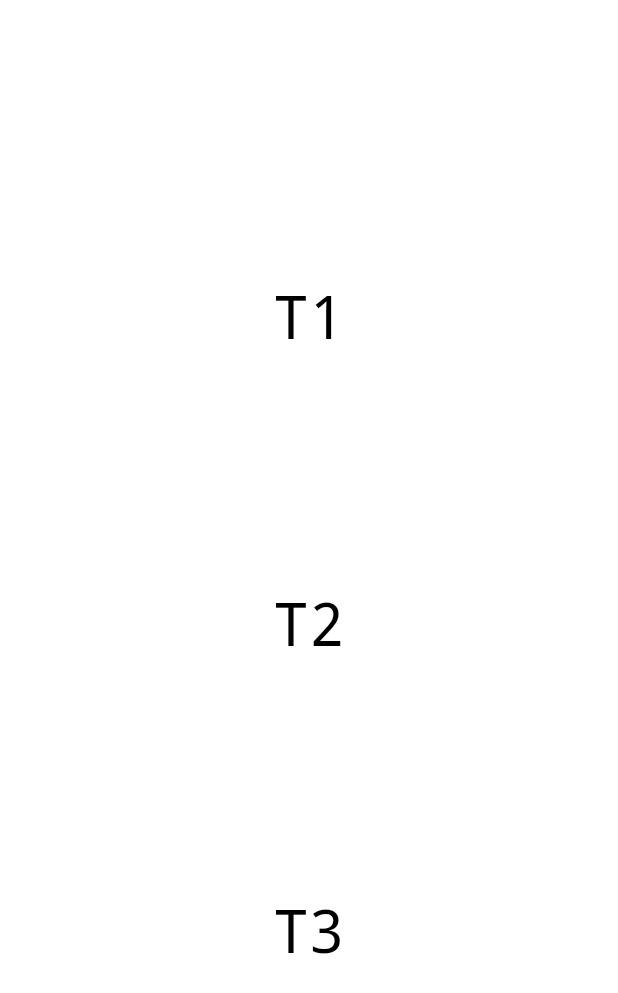
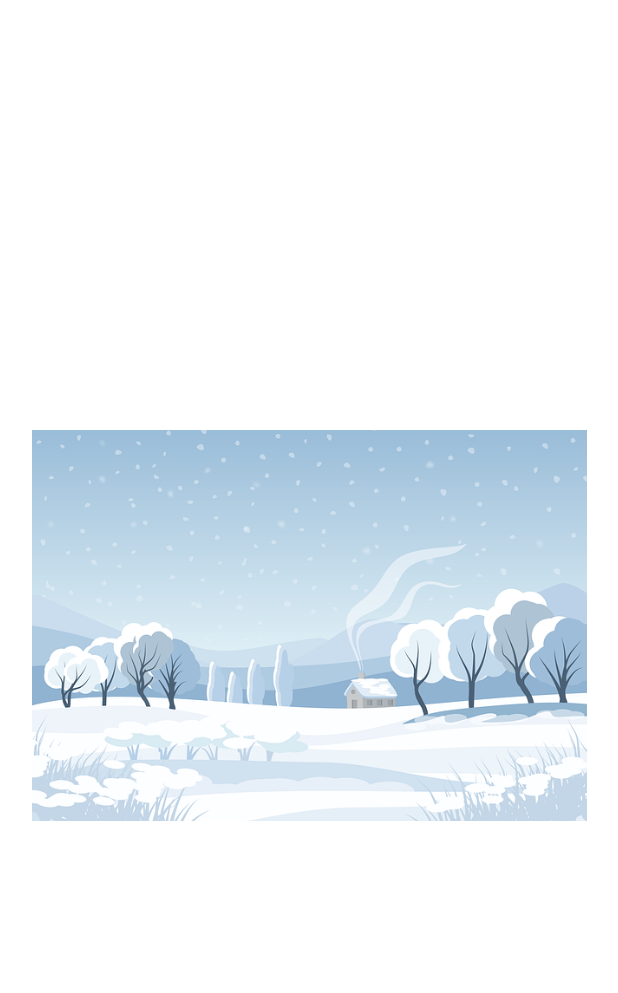
Before and after one commit to ThaysMrtns/App-frases-do-dia, a Flutter app: the screen it shows after launch, on a phone screen of 412 x 824 dp. Shown: the top 993 px of the screen. Run offline on Flutter 3.47's test engine with Material 2 defaults, Android fonts, the phone set to English and light mode, and no system bars.

```diff
--- a/frasesDia/lib/main.dart
+++ b/frasesDia/lib/main.dart
@@ -16,10 +16,14 @@ class App extends StatelessWidget {
         color: Colors.white,
         border: Border.all(width: 1, color: Colors.white)
       ),
-      child: Column(
+      //Adicionando imagens
+      child: Image.asset("imagens/image1.png"),
+
+      /*child: Column(
         //Eixos variam de acordo com a direção Row e Column
         mainAxisAlignment: MainAxisAlignment.spaceEvenly, //Eixo principal
         crossAxisAlignment: CrossAxisAlignment.center, //Eixo secundário
+
         children: <Widget>[
           Text(
             "T1",
@@ -69,7 +73,7 @@ class App extends StatelessWidget {
               )
           )*/
         ],
-      ),
+      ), */
     );
   }
 }
--- a/frasesDia/pubspec.yaml
+++ b/frasesDia/pubspec.yaml
@@ -48,6 +48,8 @@ flutter:
   # assets:
   #   - images/a_dot_burr.jpeg
   #   - images/a_dot_ham.jpeg
+  assets:
+    - imagens/image1.png
 
   # An image asset can refer to one or more resolution-specific "variants", see
   # https://flutter.dev/assets-and-images/#resolution-aware.
```
Also changed, not shown: frasesDia/imagens/image1.png (added).
